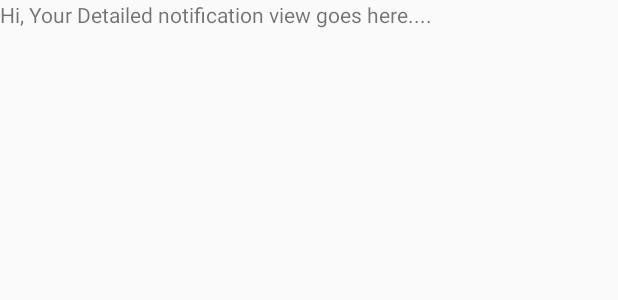
After one commit to ZhengQY421/DonationTracker, an Android app: the layout notification.xml on its own in the app's theme, with its tools: preview values and no code run, on a phone screen of 412 x 824 dp. The commit adds this screen. Shown: the top 300 px of the screen. Run offline under Robolectric (Android 15) with nearby library versions, the phone set to English and light mode, and no system bars; Roboto replaces fonts that are not available here.

Commit message:
added notification when new items are donated

```diff
--- a/app/src/main/java/edu/gatech/cs2340/youngmoney/activity/HomeActivity.java
+++ b/app/src/main/java/edu/gatech/cs2340/youngmoney/activity/HomeActivity.java
@@ -1,5 +1,8 @@
 package edu.gatech.cs2340.youngmoney.activity;
 
+import android.app.Notification;
+import android.app.NotificationManager;
+import android.content.Context;
 import android.content.Intent;
 import android.support.v7.app.AppCompatActivity;
 import android.os.Bundle;
--- /dev/null
+++ b/app/src/main/res/layout/notification.xml
@@ -0,0 +1,11 @@
+<?xml version="1.0" encoding="utf-8"?>
+<LinearLayout xmlns:android="http://schemas.android.com/apk/res/android"
+    android:orientation="vertical"
+    android:layout_width="fill_parent"
+    android:layout_height="fill_parent" >
+
+    <TextView
+        android:layout_width="fill_parent"
+        android:layout_height="400dp"
+        android:text="Hi, Your Detailed notification view goes here...." />
+</LinearLayout>
--- a/app/src/main/res/values/strings.xml
+++ b/app/src/main/res/values/strings.xml
@@ -26,4 +26,6 @@
     <string name="search_all_donations">Search All Donations</string>
     <string name="title_activity_maps">Map</string>
 
+    <string name="action_settings">Settings</string>
+
 </resources>
```
Also changed, not shown: app/src/main/java/edu/gatech/cs2340/youngmoney/NotificationView.java (added, +12 -0 lines), app/src/main/java/edu/gatech/cs2340/youngmoney/activity/NewDonationActivity.java (+40 -0 lines), app/src/main/res/drawable/abc.jpeg (added).
